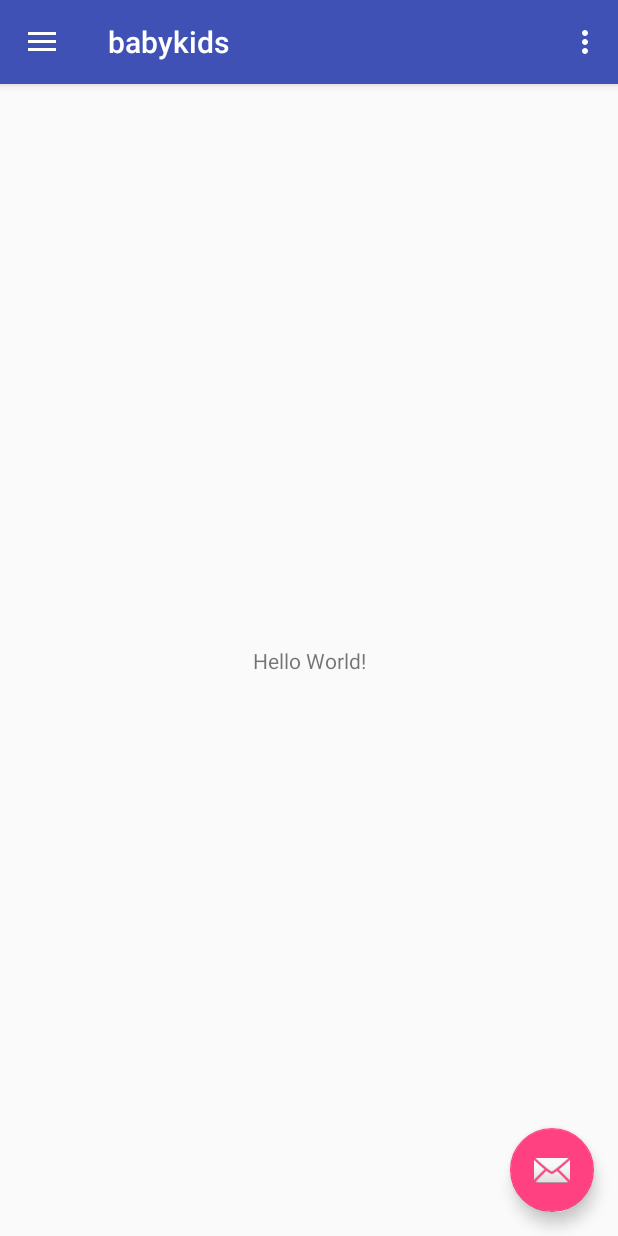
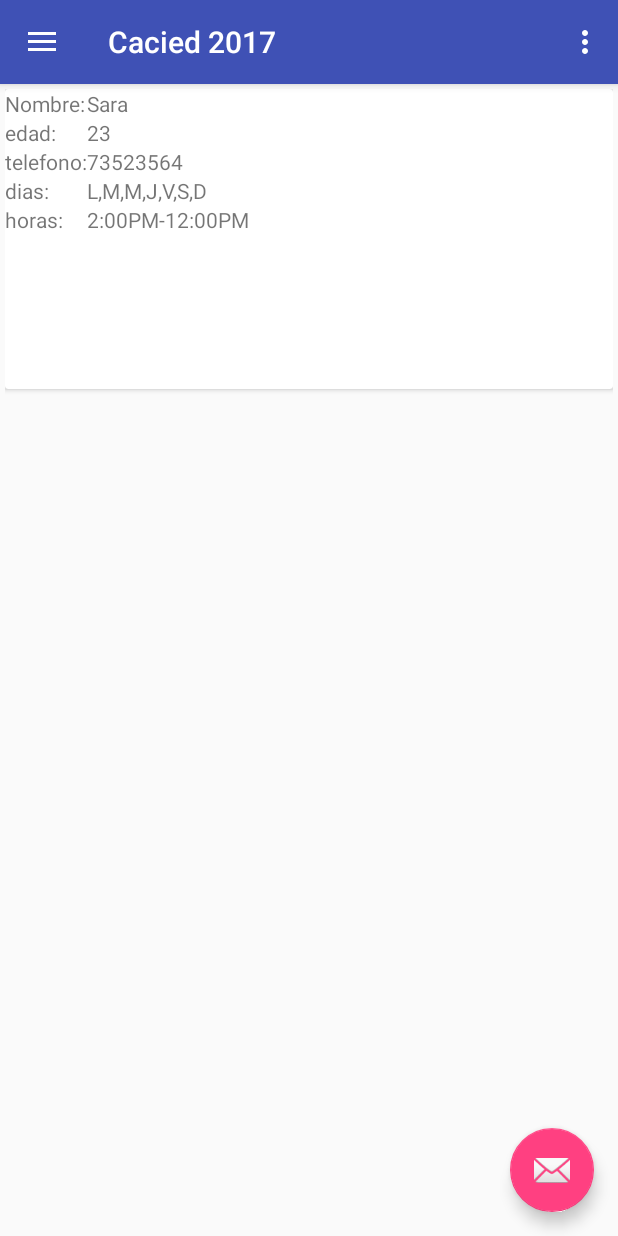
Before and after one commit to GhostDante/babykids, an Android app: the MainActivity screen opened directly, with no data from a screen before it, on a phone screen of 412 x 824 dp. Run offline under Robolectric (Android 15) with nearby library versions, the light colour scheme and no system bars.

Commit message:
Se agrego cardView

```diff
--- a/app/build.gradle
+++ b/app/build.gradle
@@ -26,4 +26,6 @@ dependencies {
     testImplementation 'junit:junit:4.12'
     androidTestImplementation 'com.android.support.test:runner:1.0.2'
     androidTestImplementation 'com.android.support.test.espresso:espresso-core:3.0.2'
+    implementation 'com.android.support:cardview-v7:27.1.1'
+    implementation 'com.android.support:recyclerview-v7:27.1.1'
 }
--- a/app/src/main/java/com/example/dante/babykids/DataBase.java
+++ b/app/src/main/java/com/example/dante/babykids/DataBase.java
@@ -4,6 +4,8 @@ import android.content.ContentValues;
 import android.content.Context;
 import android.database.sqlite.SQLiteDatabase;
 import android.database.sqlite.SQLiteOpenHelper;
+
+import java.util.ArrayList;
 
 public class DataBase extends SQLiteOpenHelper {
 
@@ -17,6 +19,7 @@ public class DataBase extends SQLiteOpenHelper {
 
     @Override
     public void onCreate(SQLiteDatabase db) {
+
         db.execSQL(TABLA_BABY);
         db.execSQL(TABLA_USUARIOS);
         ContentValues values = new ContentValues();
--- /dev/null
+++ b/app/src/main/java/com/example/dante/babykids/ListaAdapter.java
@@ -0,0 +1,59 @@
+package com.example.dante.babykids;
+
+import android.content.Context;
+import android.content.Intent;
+import android.support.annotation.NonNull;
+import android.support.v7.widget.RecyclerView;
+import android.view.LayoutInflater;
+import android.view.View;
+import android.view.ViewGroup;
+import android.widget.TextView;
+
+import java.util.List;
+
+public class ListaAdapter extends RecyclerView.Adapter<ListaAdapter.AdapterViewHolder> {
+    private List<Ninera> items;
+
+    public static class AdapterViewHolder extends RecyclerView.ViewHolder
+    {
+        public View v;
+        public Context c;
+        private TextView nombre,edad,telefono,horas,dias;
+
+        public AdapterViewHolder(View v)
+        {
+            super(v);
+            c = v.getContext();
+            nombre = v.findViewById(R.id.tvNombre);
+            edad = v.findViewById(R.id.tvEdad);
+            telefono = v.findViewById(R.id.tvTelefono);
+            dias = v.findViewById(R.id.tvDias);
+            horas = v.findViewById(R.id.tvHoras);
+            this.v = v;
+        }
+    }
+
+    public ListaAdapter (List<Ninera> items){
+        this.items = items;
+    }
+
+    public int getItemCount(){
+        return items.size();
+    }
+
+    public AdapterViewHolder onCreateViewHolder(ViewGroup vg, int i)
+    {
+        View v = LayoutInflater.from(vg.getContext()).inflate(R.layout.item_nana,vg,false);
+        return new AdapterViewHolder(v);
+    }
+
+
+    public void onBindViewHolder(final AdapterViewHolder vh, final int i) {
+        vh.nombre.setText(items.get(i).getNombre());
+        vh.edad.setText(items.get(i).getEdad());
+        vh.telefono.setText(items.get(i).getTelefono());
+        vh.dias.setText(items.get(i).getDias());
+        vh.horas.setText(items.get(i).getHoras());
+    }
+
+}
--- a/app/src/main/java/com/example/dante/babykids/LoginActivity.java
+++ b/app/src/main/java/com/example/dante/babykids/LoginActivity.java
@@ -3,39 +3,57 @@ package com.example.dante.babykids;
 import android.content.Intent;
 import android.database.Cursor;
 import android.database.sqlite.SQLiteDatabase;
+import android.support.v4.app.Fragment;
 import android.support.v7.app.AppCompatActivity;
 import android.os.Bundle;
+import android.util.Log;
 import android.view.View;
 import android.widget.EditText;
 import android.widget.Toast;
+
+import com.example.dante.babykids.fragments.InicioFragment;
+
+import java.util.ArrayList;
 
 public class LoginActivity extends AppCompatActivity {
 
     private DataBase db;
     private SQLiteDatabase conexion;
     private EditText etu,etp;
+    private ArrayList<Ninera> nineras;
+
     @Override
-    protected void onCreate(Bundle savedInstanceState) {
+    protected void onCreate(Bundle savedInstanceState)
+    {
         super.onCreate(savedInstanceState);
         setContentView(R.layout.activity_login);
         db = new DataBase(this);
        conexion = db.getWritableDatabase();
         etu = (EditText) findViewById(R.id.etu);
         etp = (EditText) findViewById(R.id.etp);
+        nineras = new ArrayList<Ninera>();
     }
-
 
     public void validarUsuario(View view){
 
+        Fragment fragment = null;
+
         Boolean encontrado =false;
         Cursor miCursor = conexion.rawQuery("SELECT usuario,contra from usuarios",null);
-        while (miCursor.moveToNext() && encontrado ==false){
+        while (miCursor.moveToNext() && encontrado ==false)
+        {
             String usuario = miCursor.getString(miCursor.getColumnIndex("usuario"));
             String contra = miCursor.getString(miCursor.getColumnIndex("contra"));
-            if(usuario.equalsIgnoreCase(etu.getText().toString())){
-                if (contra.equals(etp.getText().toString())){
-                    Intent i = new Intent(this, MainActivity.class);
-                    startActivity(i);
+
+            if(usuario.equalsIgnoreCase(etu.getText().toString()))
+            {
+                if (contra.equals(etp.getText().toString()))
+                {
+                    encontrado=true;
+
+                    miCursor.close();
+                    Intent intent = new Intent(getApplicationContext(), MainActivity.class);
+                    startActivity(intent);
 
                 }else{
                     Toast.makeText(getApplicationContext(),"Contraseña incorrecta",Toast.LENGTH_SHORT).show();
@@ -45,4 +63,6 @@ public class LoginActivity extends AppCompatActivity {
             }
         }
     }
+
+
 }
--- a/app/src/main/java/com/example/dante/babykids/MainActivity.java
+++ b/app/src/main/java/com/example/dante/babykids/MainActivity.java
@@ -4,6 +4,8 @@ import android.content.Intent;
 import android.os.Bundle;
 import android.support.design.widget.FloatingActionButton;
 import android.support.design.widget.Snackbar;
+import android.support.v4.app.Fragment;
+import android.support.v4.app.FragmentManager;
 import android.view.View;
 import android.support.design.widget.NavigationView;
 import android.support.v4.view.GravityCompat;
@@ -13,6 +15,8 @@ import android.support.v7.app.AppCompatActivity;
 import android.support.v7.widget.Toolbar;
 import android.view.Menu;
 import android.view.MenuItem;
+
+import com.example.dante.babykids.fragments.InicioFragment;
 
 public class MainActivity extends AppCompatActivity
         implements NavigationView.OnNavigationItemSelectedListener {
@@ -41,6 +45,18 @@ public class MainActivity extends AppCompatActivity
 
         NavigationView navigationView = (NavigationView) findViewById(R.id.nav_view);
         navigationView.setNavigationItemSelectedListener(this);
+
+        Fragment fragment = null;
+        Class fragmentClass= InicioFragment.class;
+        try{
+            fragment = (Fragment) fragmentClass.newInstance();
+        }catch (Exception e){
+            e.printStackTrace();
+        }
+        FragmentManager fragmentManager=getSupportFragmentManager();
+        fragmentManager.beginTransaction().replace(R.id.flContent, fragment).commit();
+
+        setTitle("Cacied 2017");
     }
 
     @Override
@@ -82,10 +98,15 @@ public class MainActivity extends AppCompatActivity
     @Override
     public boolean onNavigationItemSelected(MenuItem item) {
         // Handle navigation view item clicks here.
+
+        Fragment fragment = null;
+        Class fragmentClass= InicioFragment.class;
+
         int id = item.getItemId();
 
         if (id == R.id.nav_camera) {
-            // Handle the camera action
+            fragmentClass = InicioFragment.class;
+
         } else if (id == R.id.nav_gallery) {
 
         } else if (id == R.id.nav_slideshow) {
@@ -99,6 +120,19 @@ public class MainActivity extends AppCompatActivity
             startActivity(i);
         }
 
+        try{
+            fragment = (Fragment) fragmentClass.newInstance();
+        }catch (Exception e){
+            e.printStackTrace();
+        }
+
+
+        FragmentManager fragmentManager=getSupportFragmentManager();
+        fragmentManager.beginTransaction().replace(R.id.flContent, fragment).commit();
+
+        item.setChecked(true);
+        setTitle(item.getTitle());
+
         DrawerLayout drawer = (DrawerLayout) findViewById(R.id.drawer_layout);
         drawer.closeDrawer(GravityCompat.START);
         return true;
--- /dev/null
+++ b/app/src/main/java/com/example/dante/babykids/Ninera.java
@@ -0,0 +1,57 @@
+package com.example.dante.babykids;
+
+public class Ninera
+{
+    private String nombre;
+    private String dias;
+    private String horas;
+    private String edad, telefono;
+
+    public Ninera(String nombre, String dias, String horas, String edad, String telefono) {
+        this.nombre = nombre;
+        this.dias = dias;
+        this.horas = horas;
+        this.edad = edad;
+        this.telefono = telefono;
+    }
+
+    public String getNombre() {
+        return nombre;
+    }
+
+    public void setNombre(String nombre) {
+        this.nombre = nombre;
+    }
+
+    public String getDias() {
+        return dias;
+    }
+
+    public void setDias(String dias) {
+        this.dias = dias;
+    }
+
+    public String getHoras() {
+        return horas;
+    }
+
+    public void setHoras(String horas) {
+        this.horas = horas;
+    }
+
+    public String getEdad() {
+        return edad;
+    }
+
+    public void setEdad(String edad) {
+        this.edad = edad;
+    }
+
+    public String getTelefono() {
+        return telefono;
+    }
+
+    public void setTelefono(String telefono) {
+        this.telefono = telefono;
+    }
+}
--- /dev/null
+++ b/app/src/main/java/com/example/dante/babykids/fragments/InicioFragment.java
@@ -0,0 +1,80 @@
+package com.example.dante.babykids.fragments;
+
+import android.app.Activity;
+import android.database.Cursor;
+import android.database.sqlite.SQLiteDatabase;
+import android.support.annotation.NonNull;
+import android.support.v4.app.Fragment;
+import android.support.v4.app.FragmentActivity;
+import android.support.v7.app.AppCompatActivity;
+import android.os.Bundle;
+import android.support.v7.recyclerview.extensions.ListAdapter;
+import android.support.v7.widget.LinearLayoutManager;
+import android.support.v7.widget.RecyclerView;
+import android.util.Log;
+import android.view.LayoutInflater;
+import android.view.View;
+import android.view.ViewGroup;
+import android.widget.EditText;
+
+import com.example.dante.babykids.DataBase;
+import com.example.dante.babykids.ListaAdapter;
+import com.example.dante.babykids.Ninera;
+import com.example.dante.babykids.R;
+
+import java.util.ArrayList;
+import java.util.List;
+
+
+public class InicioFragment extends Fragment {
+    private FragmentActivity myContext;
+    private RecyclerView recycler;
+    private ListaAdapter adapter;
+
+    //bd
+    private DataBase db;
+    private SQLiteDatabase conexion;
+
+    @Override
+    public void onAttach(Activity activity) {
+        myContext = (FragmentActivity) activity;
+        super.onAttach(activity);
+    }
+
+    @Override
+    public View onCreateView(LayoutInflater inflater, ViewGroup container, Bundle savedInstanceState) {
+        // Inflate the layout for this fragment
+        View view = inflater.inflate(R.layout.activity_inicio_fragment, container, false);
+
+        List<Ninera> lista = new ArrayList<Ninera>();
+        db = new DataBase(myContext);
+        conexion = db.getWritableDatabase();
+
+        // Obtener el Recycler
+        recycler = (RecyclerView) view.findViewById(R.id.reciclador);
+        // Usar un administrador para LinearLayout
+        recycler.setLayoutManager(new LinearLayoutManager(myContext));
+
+        Cursor miCursor = conexion.rawQuery("SELECT nombre,edad,telefono,dias,horas from nanas", null);
+
+        while (miCursor.moveToNext()) {
+            String nombre = miCursor.getString(miCursor.getColumnIndex("nombre"));
+            String edad = miCursor.getString(miCursor.getColumnIndex("edad"));
+            String telefono = miCursor.getString(miCursor.getColumnIndex("telefono"));
+            String dias = miCursor.getString(miCursor.getColumnIndex("dias"));
+            String horas = miCursor.getString(miCursor.getColumnIndex("horas"));
+
+            Ninera nueva = new Ninera(nombre, dias, horas, edad, telefono);
+
+            Log.i("nineraaa",nombre);
+            lista.add(nueva);
+        }
+
+        adapter = new ListaAdapter(lista);
+        recycler.setAdapter(adapter);
+
+        return view;
+    }
+
+
+}
--- /dev/null
+++ b/app/src/main/res/layout/activity_inicio_fragment.xml
@@ -0,0 +1,8 @@
+<android.support.v7.widget.RecyclerView
+    xmlns:android="http://schemas.android.com/apk/res/android"
+    android:id="@+id/reciclador"
+    android:layout_width="match_parent"
+    android:layout_height="match_parent"
+    android:padding="3dp"
+    android:scrollbars="vertical"
+    />
--- a/app/src/main/res/layout/activity_login.xml
+++ b/app/src/main/res/layout/activity_login.xml
@@ -48,6 +48,7 @@
         android:layout_marginRight="8dp"
         android:layout_marginStart="8dp"
         android:layout_marginTop="32dp"
+
         android:onClick="validarUsuario"
         android:text="Login"
         app:layout_constraintEnd_toEndOf="parent"
--- a/app/src/main/res/layout/content_main.xml
+++ b/app/src/main/res/layout/content_main.xml
@@ -8,13 +8,11 @@
     tools:context=".MainActivity"
     tools:showIn="@layout/app_bar_main">
 
-    <TextView
-        android:layout_width="wrap_content"
-        android:layout_height="wrap_content"
-        android:text="Hello World!"
-        app:layout_constraintBottom_toBottomOf="parent"
-        app:layout_constraintLeft_toLeftOf="parent"
-        app:layout_constraintRight_toRightOf="parent"
-        app:layout_constraintTop_toTopOf="parent" />
+
+    <FrameLayout
+        android:id="@+id/flContent"
+        android:layout_width="match_parent"
+        android:layout_height="match_parent"
+        ></FrameLayout>
 
 </android.support.constraint.ConstraintLayout>
--- /dev/null
+++ b/app/src/main/res/layout/item_nana.xml
@@ -0,0 +1,103 @@
+<?xml version="1.0" encoding="utf-8"?>
+<android.support.constraint.ConstraintLayout
+    xmlns:android="http://schemas.android.com/apk/res/android" android:layout_width="match_parent"
+    android:layout_height="match_parent">
+
+    <android.support.v7.widget.CardView
+        android:layout_width="match_parent"
+        android:layout_height="200dp">
+
+        <LinearLayout
+            android:layout_width="match_parent"
+            android:layout_height="match_parent"
+            android:orientation="horizontal"
+            >
+
+            <LinearLayout
+                android:layout_width="wrap_content"
+                android:layout_height="match_parent"
+                android:orientation="vertical"
+                >
+
+                <TextView
+                    android:layout_width="wrap_content"
+                    android:layout_height="wrap_content"
+                    android:text="Nombre:"
+                    />
+
+                <TextView
+                    android:layout_width="wrap_content"
+                    android:layout_height="wrap_content"
+                    android:text="edad:"
+                    />
+                <TextView
+                    android:layout_width="wrap_content"
+                    android:layout_height="wrap_content"
+                    android:text="telefono:"
+                    />
+
+                <TextView
+                    android:layout_width="wrap_content"
+                    android:layout_height="wrap_content"
+                    android:text="dias:"
+                    />
+
+                <TextView
+                    android:layout_width="wrap_content"
+                    android:layout_height="wrap_content"
+                    android:text="horas:"
+                    />
+
+            </LinearLayout>
+
+            <LinearLayout
+                android:layout_width="wrap_content"
+                android:layout_height="wrap_content"
+                android:orientation="vertical"
+                >
+
+                <TextView
+                    android:id="@+id/tvNombre"
+                    android:layout_width="wrap_content"
+                    android:layout_height="wrap_content"
+                    android:text="fasdfas:"
+                    />
+
+                <TextView
+                    android:id="@+id/tvEdad"
+                    android:layout_width="wrap_content"
+                    android:layout_height="wrap_content"
+                    android:text="fasdfas:"
+                    />
+
+                <TextView
+                    android:id="@+id/tvTelefono"
+                    android:layout_width="wrap_content"
+                    android:layout_height="wrap_content"
+                    android:text="fasdfas:"
+                    />
+
+                <TextView
+                    android:id="@+id/tvDias"
+                    android:layout_width="wrap_content"
+                    android:layout_height="wrap_content"
+                    android:text="fasdfas:"
+                    />
+
+                <TextView
+                    android:id="@+id/tvHoras"
+                    android:layout_width="wrap_content"
+                    android:layout_height="wrap_content"
+                    android:text="fasdfas:"
+                    />
+
+
+
+            </LinearLayout>
+
+        </LinearLayout>
+
+
+    </android.support.v7.widget.CardView>
+
+</android.support.constraint.ConstraintLayout>
```
Also changed, not shown: app/src/main/AndroidManifest.xml (+4 -3 lines).
